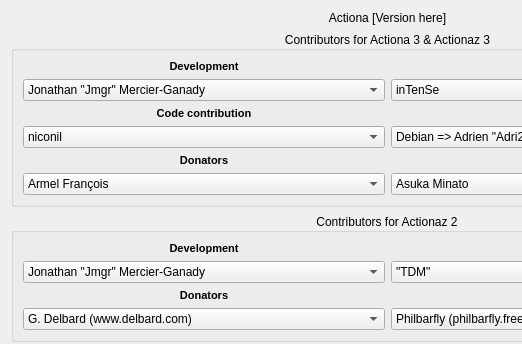
Before: the Qt Designer form actiona/ui/aboutdialog.ui in Jmgr/actiona, drawn with Qt 5; both pictures show x 0 to 522 and y 0 to 344 of the 775 by 460 pixel window.
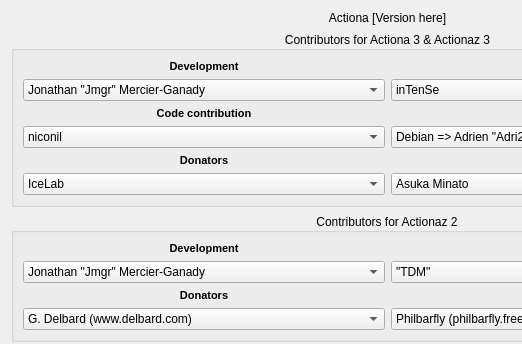
After: the same form once the commit is applied. Icons and pictures are not drawn.

```diff
--- a/actiona/ui/aboutdialog.ui
+++ b/actiona/ui/aboutdialog.ui
@@ -128,6 +128,11 @@
           </item>
           <item>
            <widget class="QComboBox" name="act3Donators">
+            <item>
+             <property name="text">
+              <string>IceLab</string>
+             </property>
+            </item>
             <item>
              <property name="text">
               <string>Armel François</string>
```
